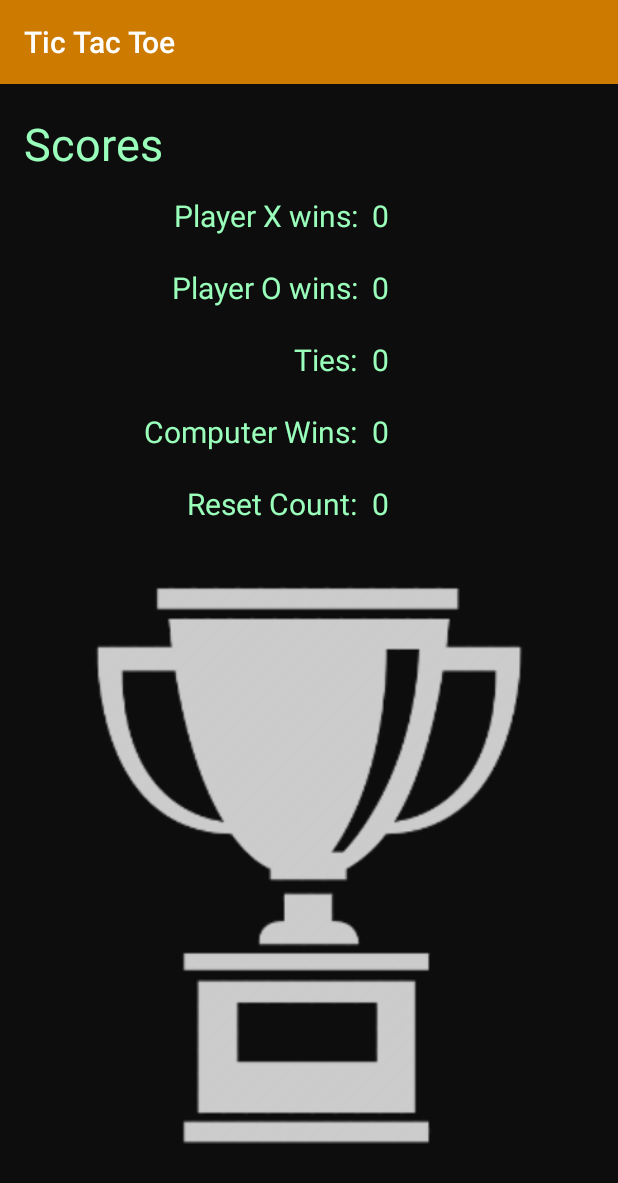
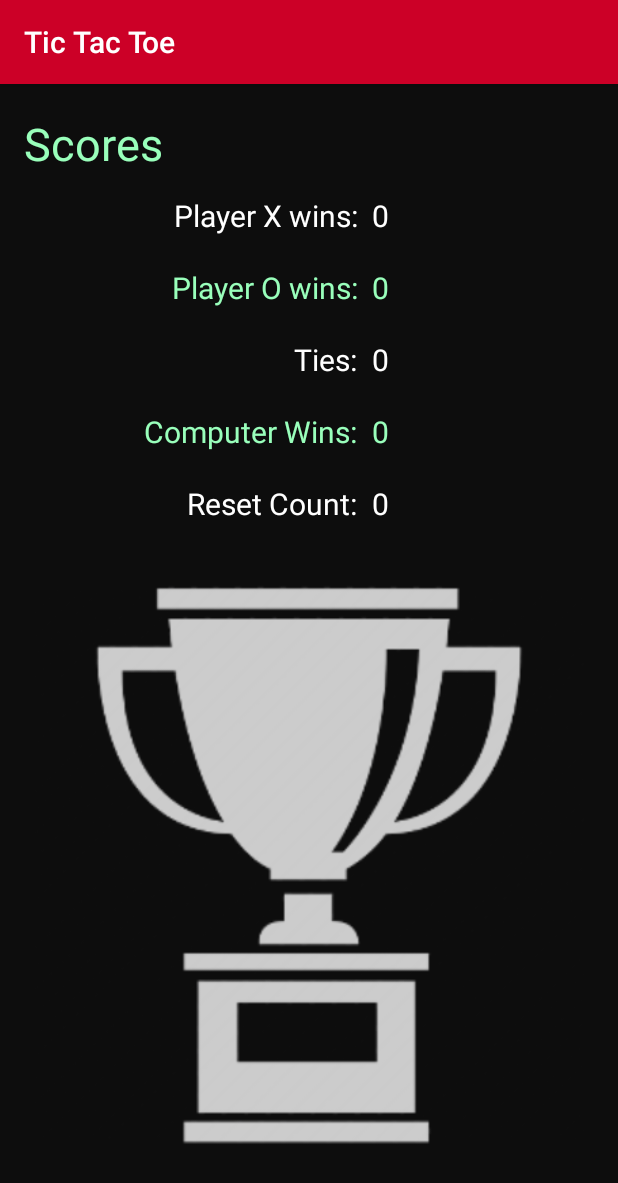
Before and after one commit to lynnsh/android-tictactoe, an Android app: the screen it shows after launch (DisplayScoresActivity), after a tap on "SCORES", on a phone screen of 412 x 824 dp. Shown: the top 1183 px of the screen. Run offline under Robolectric (Android 15) with nearby library versions, the light colour scheme and no system bars.

Commit message:
changed themes for about and scores pages; updated pictures

```diff
--- a/app/src/main/java/android518/tttalenaerika/AboutActivity.java
+++ b/app/src/main/java/android518/tttalenaerika/AboutActivity.java
@@ -17,6 +17,7 @@ public class AboutActivity extends AppCompatActivity {
     protected void onCreate(Bundle savedInstanceState) {
         super.onCreate(savedInstanceState);
         setTitle(R.string.gameName);
+        setTheme(R.style.AboutTheme);
         setContentView(R.layout.activity_about);
     }
 }
--- a/app/src/main/java/android518/tttalenaerika/DisplayScoresActivity.java
+++ b/app/src/main/java/android518/tttalenaerika/DisplayScoresActivity.java
@@ -25,6 +25,7 @@ public class DisplayScoresActivity extends AppCompatActivity {
     protected void onCreate(Bundle savedInstanceState) {
         super.onCreate(savedInstanceState);
         setTitle(R.string.gameName);
+        setTheme(R.style.ScoresTheme);
         setContentView(R.layout.activity_displayscores);
 
         // Retrieving data from Intent
--- a/app/src/main/res/layout-land/activity_about.xml
+++ b/app/src/main/res/layout-land/activity_about.xml
@@ -53,7 +53,7 @@
                 android:layout_marginRight="@dimen/textbox_right_margin"
                 android:layout_weight="1"
                 android:text="@string/aboutGame"
-                android:textColor="@color/light"
+                android:textColor="@color/white"
                 android:textSize="@dimen/font_size_text" />
 
             <LinearLayout
@@ -67,7 +67,7 @@
                     android:layout_height="0dp"
                     android:layout_weight="2"
                     android:text="@string/aboutCreators"
-                    android:textColor="@color/light"
+                    android:textColor="@color/white"
                     android:textSize="@dimen/font_size_text" />
 
                 <ImageView
--- a/app/src/main/res/layout-land/activity_displayscores.xml
+++ b/app/src/main/res/layout-land/activity_displayscores.xml
@@ -37,7 +37,7 @@
                 android:layout_weight="1"
                 android:gravity="end|center_vertical"
                 android:text="@string/scoresPlayerX"
-                android:textColor="@color/light"
+                android:textColor="@color/white"
                 android:layout_marginRight="@dimen/textbox_right_margin"
                 android:textSize="@dimen/font_size_text" />
 
@@ -47,7 +47,7 @@
                 android:layout_height="match_parent"
                 android:layout_weight="1"
                 android:gravity="center_vertical"
-                android:textColor="@color/light"
+                android:textColor="@color/white"
                 android:textSize="@dimen/font_size_text" />
         </LinearLayout>
 
@@ -91,7 +91,7 @@
                 android:layout_weight="1"
                 android:gravity="end|center_vertical"
                 android:text="@string/scoresTies"
-                android:textColor="@color/light"
+                android:textColor="@color/white"
                 android:layout_marginRight="@dimen/textbox_right_margin"
                 android:textSize="@dimen/font_size_text" />
 
@@ -101,7 +101,7 @@
                 android:layout_height="match_parent"
                 android:layout_weight="1"
                 android:gravity="center_vertical"
-                android:textColor="@color/light"
+                android:textColor="@color/white"
                 android:textSize="@dimen/font_size_text" />
         </LinearLayout>
 
@@ -145,7 +145,7 @@
                 android:layout_weight="1"
                 android:gravity="end|center_vertical"
                 android:text="@string/scoresReset"
-                android:textColor="@color/light"
+                android:textColor="@color/white"
                 android:layout_marginRight="@dimen/textbox_right_margin"
                 android:textSize="@dimen/font_size_text" />
 
@@ -155,7 +155,7 @@
                 android:layout_height="match_parent"
                 android:layout_weight="1"
                 android:gravity="center_vertical"
-                android:textColor="@color/light"
+                android:textColor="@color/white"
                 android:textSize="@dimen/font_size_text" />
         </LinearLayout>
     </LinearLayout>
--- a/app/src/main/res/layout/activity_about.xml
+++ b/app/src/main/res/layout/activity_about.xml
@@ -29,7 +29,7 @@
             android:layout_height="0dp"
             android:layout_weight="3"
             android:text="@string/aboutGame"
-            android:textColor="@color/light"
+            android:textColor="@color/white"
             android:textSize="@dimen/font_size_text" />
 
         <TextView
@@ -46,7 +46,7 @@
             android:layout_height="wrap_content"
             android:layout_weight="2"
             android:text="@string/aboutCreators"
-            android:textColor="@color/light"
+            android:textColor="@color/white"
             android:textSize="@dimen/font_size_text" />
 
         <ImageView
--- a/app/src/main/res/layout/activity_displayscores.xml
+++ b/app/src/main/res/layout/activity_displayscores.xml
@@ -37,7 +37,7 @@
                 android:layout_weight="3"
                 android:gravity="end|center_vertical"
                 android:text="@string/scoresPlayerX"
-                android:textColor="@color/light"
+                android:textColor="@color/white"
                 android:layout_marginRight="@dimen/textbox_right_margin"
                 android:textSize="@dimen/font_size_text"/>
 
@@ -47,7 +47,7 @@
                 android:layout_height="match_parent"
                 android:layout_weight="2"
                 android:gravity="center_vertical"
-                android:textColor="@color/light"
+                android:textColor="@color/white"
                 android:textSize="@dimen/font_size_text" />
         </LinearLayout>
 
@@ -91,7 +91,7 @@
                 android:layout_weight="3"
                 android:gravity="end|center_vertical"
                 android:text="@string/scoresTies"
-                android:textColor="@color/light"
+                android:textColor="@color/white"
                 android:layout_marginRight="@dimen/textbox_right_margin"
                 android:textSize="@dimen/font_size_text" />
 
@@ -101,7 +101,7 @@
                 android:layout_height="match_parent"
                 android:layout_weight="2"
                 android:gravity="center_vertical"
-                android:textColor="@color/light"
+                android:textColor="@color/white"
                 android:textSize="@dimen/font_size_text" />
         </LinearLayout>
 
@@ -145,7 +145,7 @@
                 android:layout_weight="3"
                 android:gravity="end|center_vertical"
                 android:text="@string/scoresReset"
-                android:textColor="@color/light"
+                android:textColor="@color/white"
                 android:layout_marginRight="@dimen/textbox_right_margin"
                 android:textSize="@dimen/font_size_text" />
 
@@ -155,7 +155,7 @@
                 android:layout_height="match_parent"
                 android:layout_weight="2"
                 android:gravity="center_vertical"
-                android:textColor="@color/light"
+                android:textColor="@color/white"
                 android:textSize="@dimen/font_size_text" />
         </LinearLayout>
 
--- a/app/src/main/res/values/colors.xml
+++ b/app/src/main/res/values/colors.xml
@@ -7,4 +7,6 @@
     <color name="light">#99ffbb</color>
     <color name="white">#fff</color>
     <color name="button">#262626</color>
+    <color name="about">#876750</color>
+    <color name="scores">#CC0027</color>
 </resources>
--- a/app/src/main/res/values/styles.xml
+++ b/app/src/main/res/values/styles.xml
@@ -2,10 +2,19 @@
 
     <!-- Base application theme. -->
     <style name="AppTheme" parent="Theme.AppCompat.Light.DarkActionBar">
-        <!-- Customize your theme here. -->
         <item name="colorPrimary">@color/colorPrimary</item>
         <item name="colorPrimaryDark">@color/colorPrimaryDark</item>
         <item name="colorAccent">@color/colorAccent</item>
     </style>
 
+    <!-- about theme -->
+    <style name="AboutTheme" parent="AppTheme">
+        <item name="colorPrimary">@color/about</item>
+    </style>
+
+    <!-- scores theme -->
+    <style name="ScoresTheme" parent="AppTheme">
+        <item name="colorPrimary">@color/scores</item>
+    </style>
+
 </resources>
```
Also changed, not shown: app/src/main/res/drawable/back.png, app/src/main/res/drawable/o.png, app/src/main/res/drawable/x.png.
